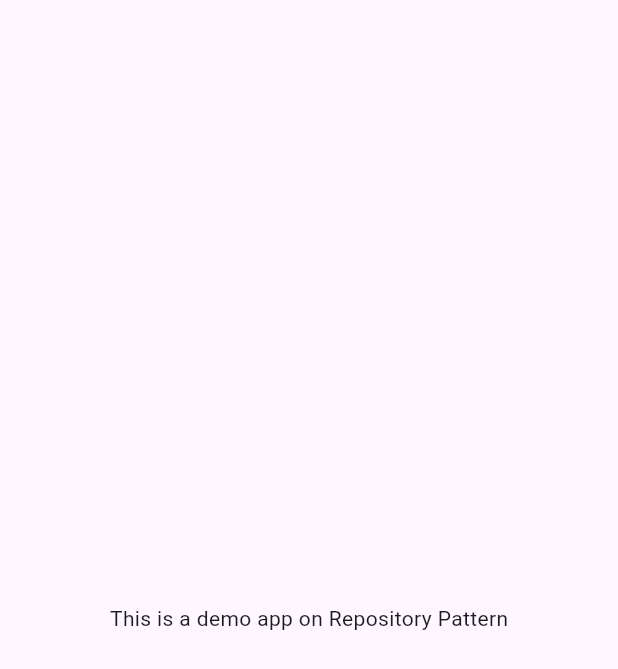
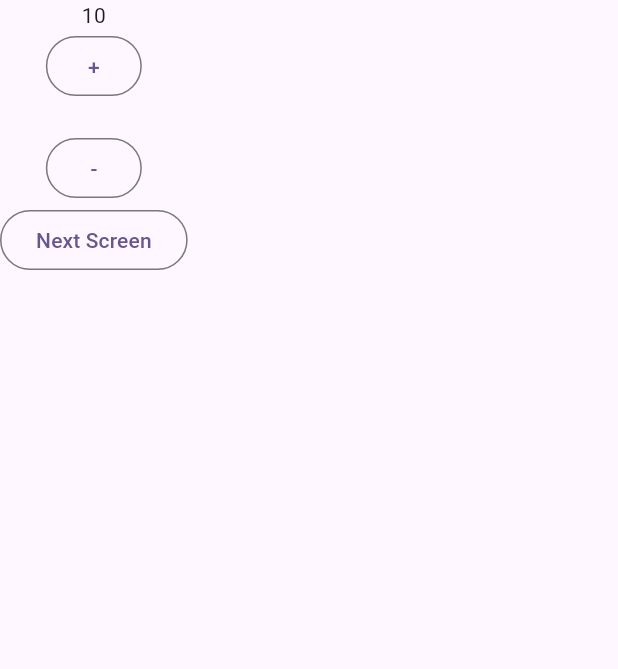
Before and after one commit to musfique113/demo, a Flutter app: the screen it shows after launch, on a phone screen of 412 x 824 dp. Shown: the top 669 px of the screen. Run offline on Flutter 3.47's test engine with Material 3 defaults, Android fonts, the phone set to English and light mode, and no system bars; our stand-ins replace get.

```diff
--- a/lib/application/controller_binder.dart
+++ b/lib/application/controller_binder.dart
@@ -1,9 +1,10 @@
+import 'package:demo/features/home/presentation/state_holders/test_data_controller.dart';
 import 'package:get/get.dart';
 
 class ControllerBinder extends Bindings {
   @override
   void dependencies() {
-
+    Get.put(ValueController());
   }
 
 }
--- a/lib/features/home/presentation/ui/home_screen.dart
+++ b/lib/features/home/presentation/ui/home_screen.dart
@@ -1,12 +1,45 @@
+import 'package:demo/features/home/presentation/state_holders/test_data_controller.dart';
+import 'package:demo/features/home/presentation/ui/next_screen.dart';
 import 'package:flutter/material.dart';
+import 'package:get/get.dart';
 
 class HomeScreen extends StatelessWidget {
   const HomeScreen({super.key});
 
+  //You can archive this by using dependency injection
   @override
   Widget build(BuildContext context) {
-    return const Scaffold(
-      body: Center(child: Text("This is a demo app on Repository Pattern")),
+    return Scaffold(
+      body: SafeArea(
+        child: GetBuilder<ValueController>(builder: (c) {
+          return Column(
+            children: [
+              Text(c.value.toString()),
+              OutlinedButton(
+                onPressed: () {
+                  c.onAddValue();
+                },
+                child: const Text("+"),
+              ),
+              const SizedBox(
+                height: 20,
+              ),
+              OutlinedButton(
+                onPressed: () {
+                  c.onRemoveValue();
+                },
+                child: const Text("-"),
+              ),
+              OutlinedButton(
+                onPressed: () {
+                  Get.to(() => const NextScreen());
+                },
+                child: const Text("Next Screen"),
+              ),
+            ],
+          );
+        }),
+      ),
     );
   }
 }
```
Also changed, not shown: lib/features/home/presentation/state_holders/test_data_controller.dart (+24 -0 lines), lib/features/home/presentation/ui/next_screen.dart (added, +43 -0 lines).
